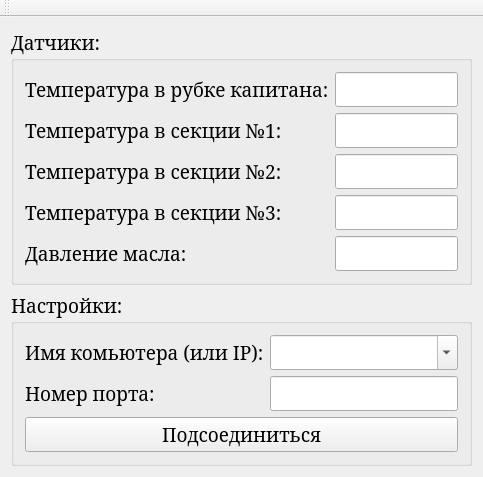
Before: the Qt Designer form mainwindow.ui in 8Observer8/IcebreakerViewer, drawn with Qt 5.
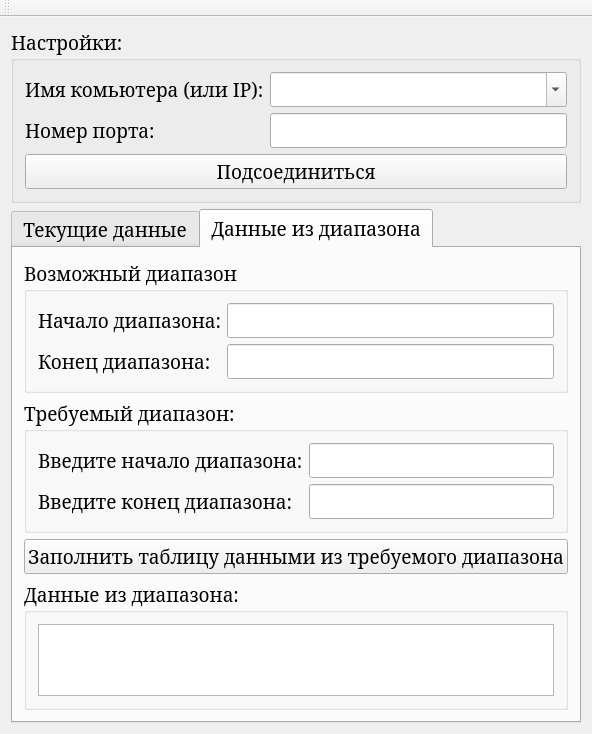
After: the same form once the commit is applied.

Commit message: data from range

Diff of the .ui file:
```diff
--- a/mainwindow.ui
+++ b/mainwindow.ui
@@ -6,8 +6,8 @@
    <rect>
     <x>0</x>
     <y>0</y>
-    <width>483</width>
-    <height>350</height>
+    <width>478</width>
+    <height>613</height>
    </rect>
   </property>
   <property name="font">
@@ -20,14 +20,68 @@
    <string>Icebreaker Viewer</string>
   </property>
   <widget class="QWidget" name="centralWidget">
+   <layout class="QVBoxLayout" name="verticalLayout_9">
+    <item>
+     <widget class="QGroupBox" name="groupBox">
+      <property name="title">
+       <string>Настройки:</string>
+      </property>
+      <layout class="QVBoxLayout" name="verticalLayout">
+       <item>
+        <layout class="QGridLayout" name="gridLayout_2">
+         <item row="2" column="0" colspan="2">
+          <widget class="QPushButton" name="btnConnect">
+           <property name="text">
+            <string>Подсоединиться</string>
+           </property>
+          </widget>
+         </item>
+         <item row="1" column="1">
+          <widget class="QLineEdit" name="portLineEdit"/>
+         </item>
+         <item row="0" column="0">
+          <widget class="QLabel" name="hostLabel">
+           <property name="text">
+            <string>Имя комьютера (или IP):</string>
+           </property>
+          </widget>
+         </item>
+         <item row="1" column="0">
+          <widget class="QLabel" name="portLabel">
+           <property name="text">
+            <string>Номер порта:</string>
+           </property>
+          </widget>
+         </item>
+         <item row="0" column="1">
+          <widget class="QComboBox" name="hostCombo">
+           <property name="editable">
+            <bool>true</bool>
+           </property>
+          </widget>
+         </item>
+        </layout>
+       </item>
+      </layout>
+     </widget>
+    </item>
+    <item>
+     <widget class="QTabWidget" name="tabWidget">
+      <property name="currentIndex">
+       <number>1</number>
+      </property>
+      <widget class="QWidget" name="currentDataTab">
+       <attribute name="title">
+        <string>Текущие данные</string>
+       </attribute>
    <layout class="QVBoxLayout" name="verticalLayout_4">
     <item>
-     <layout class="QVBoxLayout" name="verticalLayout_3">
-      <item>
        <widget class="QGroupBox" name="groupBox_2">
         <property name="title">
          <string>Датчики:</string>
         </property>
+          <layout class="QVBoxLayout" name="verticalLayout_3">
+           <item>
         <layout class="QVBoxLayout" name="verticalLayout_2">
          <item>
           <layout class="QGridLayout" name="gridLayout">
@@ -103,54 +157,127 @@
            </item>
           </layout>
          </item>
-        </layout>
-       </widget>
-      </item>
+             <item>
+              <spacer name="verticalSpacer">
+               <property name="orientation">
+                <enum>Qt::Vertical</enum>
+               </property>
+               <property name="sizeHint" stdset="0">
+                <size>
+                 <width>20</width>
+                 <height>40</height>
+                </size>
+               </property>
+              </spacer>
+             </item>
+            </layout>
+           </item>
+          </layout>
+         </widget>
+        </item>
+       </layout>
+      </widget>
+      <widget class="QWidget" name="dataFromRangeTab">
+       <attribute name="title">
+        <string>Данные из диапазона</string>
+       </attribute>
+       <layout class="QVBoxLayout" name="verticalLayout_5">
       <item>
-       <widget class="QGroupBox" name="groupBox">
+         <widget class="QGroupBox" name="groupBox_5">
         <property name="title">
-         <string>Настройки:</string>
-        </property>
-        <layout class="QVBoxLayout" name="verticalLayout">
+           <string>Возможный диапазон</string>
+          </property>
+          <layout class="QVBoxLayout" name="verticalLayout_8">
          <item>
-          <layout class="QGridLayout" name="gridLayout_2">
-           <item row="2" column="0" colspan="2">
-            <widget class="QPushButton" name="btnConnect">
+            <layout class="QGridLayout" name="gridLayout_4">
+             <item row="0" column="0">
+              <widget class="QLabel" name="beginPossibleLabel">
              <property name="text">
-              <string>Подсоединиться</string>
+                <string>Начало диапазона:</string>
              </property>
             </widget>
            </item>
+             <item row="0" column="1">
+              <widget class="QLineEdit" name="beginPossibleLineEdit">
+               <property name="readOnly">
+                <bool>true</bool>
+               </property>
+              </widget>
+             </item>
+             <item row="1" column="0">
+              <widget class="QLabel" name="endPossibleLabel">
+               <property name="text">
+                <string>Конец диапазона:</string>
+               </property>
+              </widget>
+             </item>
            <item row="1" column="1">
-            <widget class="QLineEdit" name="portLineEdit"/>
-           </item>
+              <widget class="QLineEdit" name="endPossibleLineEdit">
+               <property name="readOnly">
+                <bool>true</bool>
+               </property>
+              </widget>
+             </item>
+            </layout>
+           </item>
+          </layout>
+         </widget>
+        </item>
+        <item>
+         <widget class="QGroupBox" name="groupBox_3">
+          <property name="title">
+           <string>Требуемый диапазон:</string>
+          </property>
+          <layout class="QVBoxLayout" name="verticalLayout_6">
+           <item>
+            <layout class="QGridLayout" name="gridLayout_3">
            <item row="0" column="0">
-            <widget class="QLabel" name="hostLabel">
+              <widget class="QLabel" name="beginRequiredLabel">
              <property name="text">
-              <string>Имя комьютера (или IP):</string>
+                <string>Введите начало диапазона:</string>
              </property>
             </widget>
            </item>
+             <item row="0" column="1">
+              <widget class="QLineEdit" name="beginRequiredLineEdit"/>
+             </item>
            <item row="1" column="0">
-            <widget class="QLabel" name="portLabel">
+              <widget class="QLabel" name="endRequiredLabel">
              <property name="text">
-              <string>Номер порта:</string>
+                <string>Введите конец диапазона:</string>
              </property>
             </widget>
            </item>
-           <item row="0" column="1">
-            <widget class="QComboBox" name="hostCombo">
-             <property name="editable">
-              <bool>true</bool>
+             <item row="1" column="1">
+              <widget class="QLineEdit" name="endRequiredLineEdit"/>
+             </item>
+            </layout>
+           </item>
+          </layout>
+         </widget>
+        </item>
+        <item>
+         <widget class="QPushButton" name="fillTableButton">
+          <property name="text">
+           <string>Заполнить таблицу данными из требуемого диапазона</string>
              </property>
             </widget>
            </item>
-          </layout>
+        <item>
+         <widget class="QGroupBox" name="groupBox_4">
+          <property name="title">
+           <string>Данные из диапазона:</string>
+          </property>
+          <layout class="QVBoxLayout" name="verticalLayout_7">
+           <item>
+            <widget class="QTableView" name="table"/>
          </item>
         </layout>
        </widget>
       </item>
      </layout>
+      </widget>
+     </widget>
     </item>
    </layout>
   </widget>
```
Left out of the diff: 4 changed lines with no effect on the pictures. Lines whose indentation alone changed are shown as unchanged. The commit also changes 4 other files.
